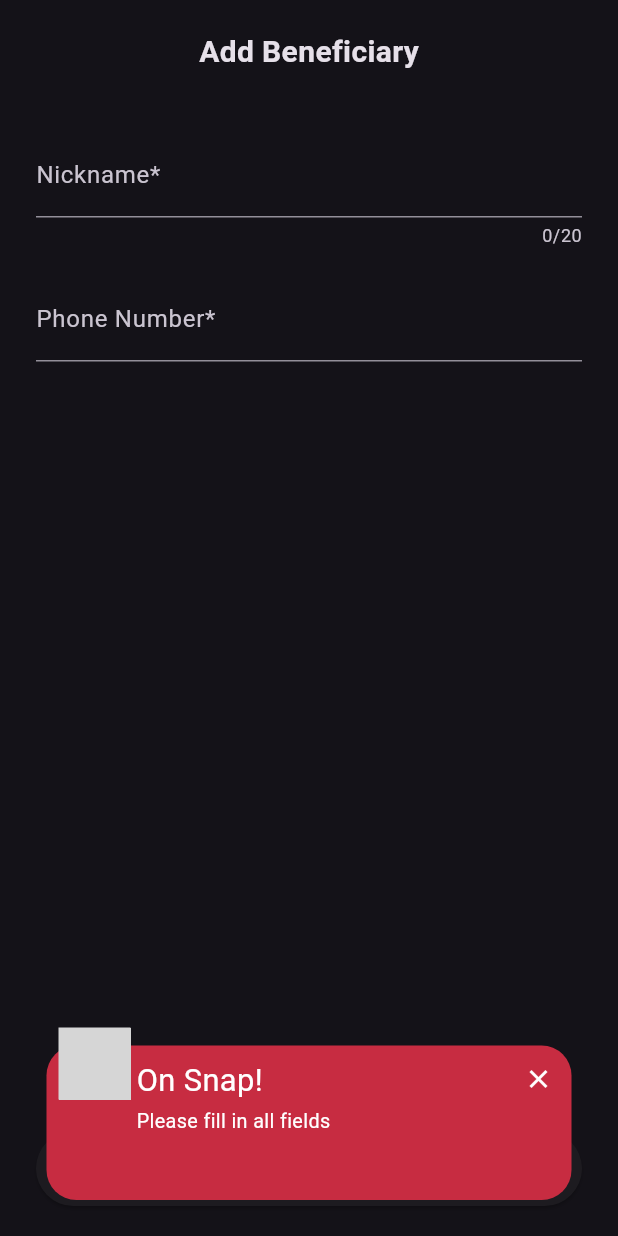
After one commit to juzejunior/ticket_repo, a Flutter app: the AddBeneficiaryForm screen opened directly, after a tap on "Add Beneficiary", on a phone screen of 412 x 824 dp. The commit adds this screen. Run offline on Flutter 3.47's test engine with Material 3 defaults, Android fonts, the phone set to English and light mode, and no system bars; drawn by our look-alikes of awesome_snackbar_content; our stand-ins replace connectivity_plus, dartz, equatable, flutter_bloc, flutter_multi_formatter, flutter_secure_storage and 4 more; accounts and stored records are empty; grey boxes are pictures that could not be loaded.

Commit message:
feat(beneficiaries): Add a beneficiary

```diff
--- a/lib/core/error/failures.dart
+++ b/lib/core/error/failures.dart
@@ -26,3 +26,13 @@ class NotFoundFailure extends Failure {
   @override
   List<Object?> get props => [];
 }
+
+class AlreadyExistsFailure extends Failure {
+  @override
+  List<Object?> get props => [];
+}
+
+class LimitExceededFailure extends Failure {
+  @override
+  List<Object?> get props => [];
+}
--- a/lib/main.dart
+++ b/lib/main.dart
@@ -1,5 +1,5 @@
 import 'package:flutter/material.dart';
-import 'package:top_up_ticket/app/view/app.dart';
+import 'package:top_up_ticket/features/app/view/app.dart';
 import 'package:top_up_ticket/core/providers/app_repository_provider.dart';
 
 void main() {
--- a/lib/shared/data/repositories/beneficiary_repository_impl.dart
+++ b/lib/shared/data/repositories/beneficiary_repository_impl.dart
@@ -1,4 +1,7 @@
+import 'package:dartz/dartz.dart';
 import 'package:rxdart/rxdart.dart';
+import 'package:top_up_ticket/core/error/failures.dart';
+import 'package:top_up_ticket/shared/domain/constants/global_constants.dart';
 import 'package:top_up_ticket/shared/domain/entities/beneficiary.dart';
 import 'package:top_up_ticket/shared/domain/repositories/beneficiary_repository.dart';
 
@@ -13,4 +16,39 @@ class BeneficiaryRepositoryImpl implements BeneficiaryRepository {
   @override
   Stream<List<Beneficiary>> get beneficiariesStream =>
       _beneficiariesStreamController.stream;
+
+  @override
+  Future<Either<Failure, void>> addBeneficiary({
+    required String nickname,
+    required String phoneNumber,
+  }) async {
+    final newBeneficiary = Beneficiary(
+      nickName: nickname,
+      phoneNumber: phoneNumber,
+    );
+
+    final currentBeneficiaries = _beneficiariesStreamController.valueOrNull;
+
+    if (currentBeneficiaries != null) {
+      final beneficiaryExists = currentBeneficiaries.any((beneficiary) =>
+          beneficiary.nickName == newBeneficiary.nickName ||
+          beneficiary.phoneNumber == newBeneficiary.phoneNumber);
+
+      if (beneficiaryExists) {
+        return Left(AlreadyExistsFailure());
+      }
+
+      if (currentBeneficiaries.length >=
+          GlobalConstants.maxBeneficiariesCount) {
+        return Left(LimitExceededFailure());
+      }
+
+      _beneficiariesStreamController
+          .add([...currentBeneficiaries, newBeneficiary]);
+    } else {
+      _beneficiariesStreamController.add([newBeneficiary]);
+    }
+
+    return const Right(null);
+  }
 }
--- a/lib/shared/data/repositories/user_repository_impl.dart
+++ b/lib/shared/data/repositories/user_repository_impl.dart
@@ -32,7 +32,7 @@ class UserRepositoryImpl implements UserRepository {
         await localDataSource.cacheUser(user);
         return Right(user.toEntity);
       } else {
-        throw NetworkException();
+        throw NetworkFailure();
       }
     } catch (e) {
       if (e is NetworkException) {
--- /dev/null
+++ b/lib/shared/domain/constants/global_constants.dart
@@ -0,0 +1,3 @@
+class GlobalConstants {
+  static const maxBeneficiariesCount = 5;
+}
--- a/lib/shared/domain/entities/beneficiary.dart
+++ b/lib/shared/domain/entities/beneficiary.dart
@@ -5,7 +5,6 @@ part 'beneficiary.freezed.dart';
 @freezed
 class Beneficiary with _$Beneficiary {
   const factory Beneficiary({
-    required String id,
     required String nickName,
     required String phoneNumber,
   }) = _Beneficiary;
--- a/lib/shared/domain/repositories/beneficiary_repository.dart
+++ b/lib/shared/domain/repositories/beneficiary_repository.dart
@@ -1,6 +1,10 @@
+import 'package:dartz/dartz.dart';
+import 'package:top_up_ticket/core/error/failures.dart';
 import 'package:top_up_ticket/shared/domain/entities/beneficiary.dart';
 
 abstract interface class BeneficiaryRepository {
   Stream<List<Beneficiary>> get beneficiariesStream;
   List<Beneficiary>? get beneficiaries;
+  Future<Either<Failure, void>> addBeneficiary(
+      {required String nickname, required String phoneNumber});
 }
--- /dev/null
+++ b/lib/shared/view/cubits/add_beneficiary/add_beneficiary_cubit.dart
@@ -0,0 +1,44 @@
+import 'package:flutter_bloc/flutter_bloc.dart';
+import 'package:top_up_ticket/core/error/failures.dart';
+import 'package:top_up_ticket/shared/view/cubits/add_beneficiary/add_beneficiary_state.dart';
+import 'package:top_up_ticket/shared/domain/repositories/beneficiary_repository.dart';
+
+class AddBeneficiaryCubit extends Cubit<AddBeneficiaryState> {
+  AddBeneficiaryCubit({
+    required this.beneficiaryRepository,
+  }) : super(const AddBeneficiaryState.initial());
+
+  final BeneficiaryRepository beneficiaryRepository;
+
+  void addBeneficiary(
+      {required String nickname, required String phoneNumber}) async {
+    emit(const AddBeneficiaryState.loading());
+
+    if (nickname.isEmpty || phoneNumber.isEmpty) {
+      emit(const AddBeneficiaryState.fieldMissing());
+      return;
+    }
+
+    final result = await beneficiaryRepository.addBeneficiary(
+      nickname: nickname,
+      phoneNumber: phoneNumber,
+    );
+
+    result.fold(
+      (error) {
+        if (error is AlreadyExistsFailure) {
+          emit(const AddBeneficiaryState.alreadyExists());
+          return;
+        }
+
+        if (error is LimitExceededFailure) {
+          emit(const AddBeneficiaryState.maxBeneficiariesReached());
+          return;
+        }
+
+        emit(const AddBeneficiaryState.generalError());
+      },
+      (_) => emit(const AddBeneficiaryState.success()),
+    );
+  }
+}
--- /dev/null
+++ b/lib/shared/view/cubits/add_beneficiary/add_beneficiary_state.dart
@@ -0,0 +1,15 @@
+import 'package:freezed_annotation/freezed_annotation.dart';
+
+part 'add_beneficiary_state.freezed.dart';
+
+@freezed
+sealed class AddBeneficiaryState with _$AddBeneficiaryState {
+  const factory AddBeneficiaryState.initial() = _Initial;
+  const factory AddBeneficiaryState.loading() = LoadingState;
+  const factory AddBeneficiaryState.alreadyExists() = AlreadyExistsState;
+  const factory AddBeneficiaryState.fieldMissing() = FieldMissingState;
+  const factory AddBeneficiaryState.maxBeneficiariesReached() =
+      MaxBeneficiariesReachedState;
+  const factory AddBeneficiaryState.generalError() = GeneralErrorState;
+  const factory AddBeneficiaryState.success() = SuccessState;
+}
--- /dev/null
+++ b/lib/shared/view/widgets/add_beneficiary_form.dart
@@ -0,0 +1,174 @@
+import 'package:flutter/material.dart';
+import 'package:flutter_bloc/flutter_bloc.dart';
+import 'package:flutter_multi_formatter/formatters/phone_input_formatter.dart';
+import 'package:top_up_ticket/shared/domain/constants/global_constants.dart';
+import 'package:top_up_ticket/shared/view/cubits/add_beneficiary/add_beneficiary_cubit.dart';
+import 'package:top_up_ticket/shared/domain/repositories/beneficiary_repository.dart';
+import 'package:top_up_ticket/shared/view/cubits/add_beneficiary/add_beneficiary_state.dart';
+import 'package:top_up_ticket/shared/view/widgets/top_up_snackbar.dart';
+
+class AddBeneficiaryForm extends StatefulWidget {
+  const AddBeneficiaryForm({super.key});
+
+  @override
+  State<AddBeneficiaryForm> createState() => _AddBeneficiaryFormState();
+}
+
+class _AddBeneficiaryFormState extends State<AddBeneficiaryForm> {
+  late TextEditingController nicknameController;
+  late TextEditingController phoneNumberController;
+
+  @override
+  void initState() {
+    nicknameController = TextEditingController();
+    phoneNumberController = TextEditingController();
+    super.initState();
+  }
+
+  @override
+  void dispose() {
+    nicknameController.dispose();
+    phoneNumberController.dispose();
+    super.dispose();
+  }
+
+  @override
+  Widget build(BuildContext context) {
+    return BlocProvider(
+      create: (context) => AddBeneficiaryCubit(
+        beneficiaryRepository: context.read<BeneficiaryRepository>(),
+      ),
+      child: BlocConsumer<AddBeneficiaryCubit, AddBeneficiaryState>(
+        listener: _listenToState,
+        builder: (context, state) {
+          return Scaffold(
+            resizeToAvoidBottomInset: false,
+            body: Column(
+              children: [
+                const SizedBox(height: 20),
+                const Text(
+                  'Add Beneficiary',
+                  style: TextStyle(
+                    fontSize: 20,
+                    fontWeight: FontWeight.bold,
+                  ),
+                ),
+                const SizedBox(height: 20),
+                Expanded(
+                  child: _BeneficiaryForm(
+                    nicknameController: nicknameController,
+                    phoneNumberController: phoneNumberController,
+                    isLoading: state is LoadingState,
+                    onAddBeneficiary: () {
+                      FocusManager.instance.primaryFocus?.unfocus();
+                      context.read<AddBeneficiaryCubit>().addBeneficiary(
+                            nickname: nicknameController.text,
+                            phoneNumber: phoneNumberController.text,
+                          );
+                    },
+                  ),
+                ),
+              ],
+            ),
+          );
+        },
+      ),
+    );
+  }
+
+  void _listenToState(BuildContext context, AddBeneficiaryState state) {
+    switch (state) {
+      case LoadingState():
+        break;
+      case AlreadyExistsState():
+        TopUpSnackbar.showFailure(
+            context, 'Nickname or phonenumber already exists');
+        break;
+      case FieldMissingState():
+        TopUpSnackbar.showFailure(context, 'Please fill in all fields');
+        break;
+      case MaxBeneficiariesReachedState():
+        TopUpSnackbar.showFailure(context,
+            'Max of ${GlobalConstants.maxBeneficiariesCount} beneficiaries reached');
+        break;
+      case GeneralErrorState():
+        TopUpSnackbar.showFailure(
+            context, 'Something went wrong. Please try again');
+        break;
+      case SuccessState():
+        TopUpSnackbar.showSuccess(context, 'Beneficiary added successfully');
+        Navigator.of(context).pop();
+        break;
+      default:
+        break;
+    }
+  }
+}
+
+class _BeneficiaryForm extends StatelessWidget {
+  const _BeneficiaryForm({
+    this.onAddBeneficiary,
+    required this.nicknameController,
+    required this.phoneNumberController,
+    required this.isLoading,
+  });
+
+  final VoidCallback? onAddBeneficiary;
+  final TextEditingController nicknameController;
+  final TextEditingController phoneNumberController;
+  final bool isLoading;
+
+  @override
+  Widget build(BuildContext context) {
+    return Padding(
+      padding: const EdgeInsets.symmetric(
+        horizontal: 24.0,
+        vertical: 20.0,
+      ),
+      child: Column(
+        mainAxisAlignment: MainAxisAlignment.spaceBetween,
+        children: [
+          Column(
+            children: [
+              TextField(
+                controller: nicknameController,
+                decoration: const InputDecoration(
+                  labelText: 'Nickname*',
+                ),
+                maxLength: 20,
+                textInputAction: TextInputAction.next,
+              ),
+              const SizedBox(height: 20),
+              TextField(
+                controller: phoneNumberController,
+                decoration: const InputDecoration(
+                  labelText: 'Phone Number*',
+                ),
+                keyboardType: TextInputType.phone,
+                inputFormatters: [
+                  PhoneInputFormatter(
+                    allowEndlessPhone: true,
+                    defaultCountryCode: 'AE',
+                  ),
+                ],
+              ),
+            ],
+          ),
+          SizedBox(
+            height: 50,
+            width: double.infinity,
+            child: ElevatedButton(
+              onPressed: isLoading ? null : onAddBeneficiary,
+              child: isLoading
+                  ? const SizedBox(
+                      width: 24,
+                      height: 24,
+                      child: CircularProgressIndicator.adaptive())
+                  : const Text('Add Beneficiary'),
+            ),
+          ),
+        ],
+      ),
+    );
+  }
+}
--- /dev/null
+++ b/lib/shared/view/widgets/top_up_snackbar.dart
@@ -0,0 +1,38 @@
+import 'package:awesome_snackbar_content/awesome_snackbar_content.dart';
+import 'package:flutter/material.dart';
+
+class TopUpSnackbar {
+  static void showFailure(BuildContext context, String message) {
+    final snackBar = SnackBar(
+      elevation: 0,
+      behavior: SnackBarBehavior.floating,
+      backgroundColor: Colors.transparent,
+      content: AwesomeSnackbarContent(
+        title: 'On Snap!',
+        message: message,
+        contentType: ContentType.failure,
+      ),
+    );
+
+    ScaffoldMessenger.of(context)
+      ..hideCurrentSnackBar()
+      ..showSnackBar(snackBar);
+  }
+
+  static void showSuccess(BuildContext context, String message) {
+    final snackBar = SnackBar(
+      elevation: 0,
+      behavior: SnackBarBehavior.floating,
+      backgroundColor: Colors.transparent,
+      content: AwesomeSnackbarContent(
+        title: 'Success!',
+        message: message,
+        contentType: ContentType.success,
+      ),
+    );
+
+    ScaffoldMessenger.of(context)
+      ..hideCurrentSnackBar()
+      ..showSnackBar(snackBar);
+  }
+}
--- a/pubspec.yaml
+++ b/pubspec.yaml
@@ -26,6 +26,9 @@ dependencies:
   flutter_secure_storage: ^4.2.1
   flutter_bloc: ^8.1.6
   rxdart: ^0.28.0
+  modal_bottom_sheet: ^3.0.0
+  flutter_multi_formatter: ^2.12.8
+  awesome_snackbar_content: ^0.1.3
 
 dev_dependencies:
   flutter_test:
```
Also changed, not shown: lib/features/mobile_recharge/view/screens/mobile_recharge_screen.dart (+39 -6 lines), lib/features/app/view/app.dart (renamed from lib/app/view/app.dart), lib/shared/domain/entities/beneficiary.freezed.dart, lib/shared/view/cubits/add_beneficiary/add_beneficiary_state.freezed.dart (added).
